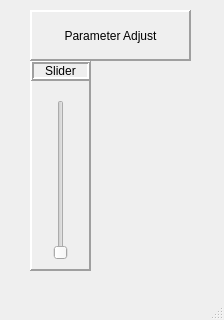
The window that ui/ParAdjust.ui (bjs3212/DoFitNow) describes before a commit, drawn with Qt 5.
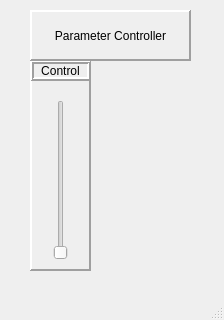
The same window after the commit.

Patch:
```diff
--- a/ui/ParAdjust.ui
+++ b/ui/ParAdjust.ui
@@ -67,7 +67,7 @@
       <number>2</number>
      </property>
      <property name="text">
-      <string>Slider</string>
+      <string>Control</string>
      </property>
      <property name="alignment">
       <set>Qt::AlignCenter</set>
@@ -96,7 +96,7 @@
      <number>0</number>
     </property>
     <property name="text">
-     <string>Parameter Adjust</string>
+     <string>Parameter Controller</string>
     </property>
     <property name="alignment">
      <set>Qt::AlignCenter</set>
```
Left out of the diff: 2 changed lines with no effect on the pictures.
